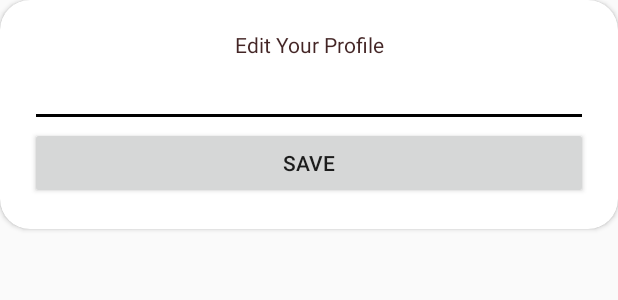
After one commit to phamnguyenthoainhi/Android-Assignment3-RMITForum, an Android app: the layout edit_user.xml on its own in the app's theme, with its tools: preview values and no code run, on a phone screen of 412 x 824 dp. The commit adds this screen. Shown: the top 300 px of the screen. Run offline under Robolectric (Android 15) with nearby library versions, the phone set to English and light mode, and no system bars.

Commit message:
User edit Profile and Validation for text inputs

```diff
--- a/app/src/main/res/layout/activity_manage_user.xml
+++ b/app/src/main/res/layout/activity_manage_user.xml
@@ -6,6 +6,12 @@
     android:layout_height="match_parent"
     android:orientation="vertical"
     tools:context=".ManageUserActivity">
+
+    <Button
+        android:id="@+id/openedituser"
+        android:layout_width="match_parent"
+        android:layout_height="wrap_content"
+        android:text="Edit" />
 
     <TextView
         android:id="@+id/username"
--- /dev/null
+++ b/app/src/main/res/layout/edit_user.xml
@@ -0,0 +1,45 @@
+<?xml version="1.0" encoding="utf-8"?>
+<LinearLayout xmlns:android="http://schemas.android.com/apk/res/android"
+    xmlns:app="http://schemas.android.com/apk/res-auto"
+    android:layout_width="match_parent"
+    android:layout_height="match_parent"
+    android:orientation="vertical">
+
+    <androidx.cardview.widget.CardView
+        android:layout_width="match_parent"
+        android:layout_height="wrap_content"
+        app:cardCornerRadius="20dp">
+
+        <LinearLayout
+            android:layout_width="match_parent"
+            android:layout_height="match_parent"
+            android:layout_marginLeft="20dp"
+            android:layout_marginTop="20dp"
+            android:layout_marginRight="20dp"
+            android:layout_marginBottom="20dp"
+            android:orientation="vertical">
+
+            <TextView
+                android:layout_width="match_parent"
+                android:layout_height="wrap_content"
+                android:text="Edit Your Profile"
+                android:textAlignment="center"
+                android:textColor="#DC250202" />
+
+            <EditText
+                android:id="@+id/usernameedit"
+                android:layout_width="match_parent"
+                android:layout_height="wrap_content"
+                android:ems="10"
+                android:inputType="textPersonName" />
+
+
+            <Button
+                android:id="@+id/editUserbtn"
+                android:layout_width="match_parent"
+                android:layout_height="wrap_content"
+                android:text="Save" />
+        </LinearLayout>
+    </androidx.cardview.widget.CardView>
+
+</LinearLayout>
```
Also changed, not shown: app/src/main/java/android/rmit/assignment3/CourseActivity.java (+10 -22 lines), app/src/main/java/android/rmit/assignment3/ManageUserActivity.java (+84 -1 lines).
